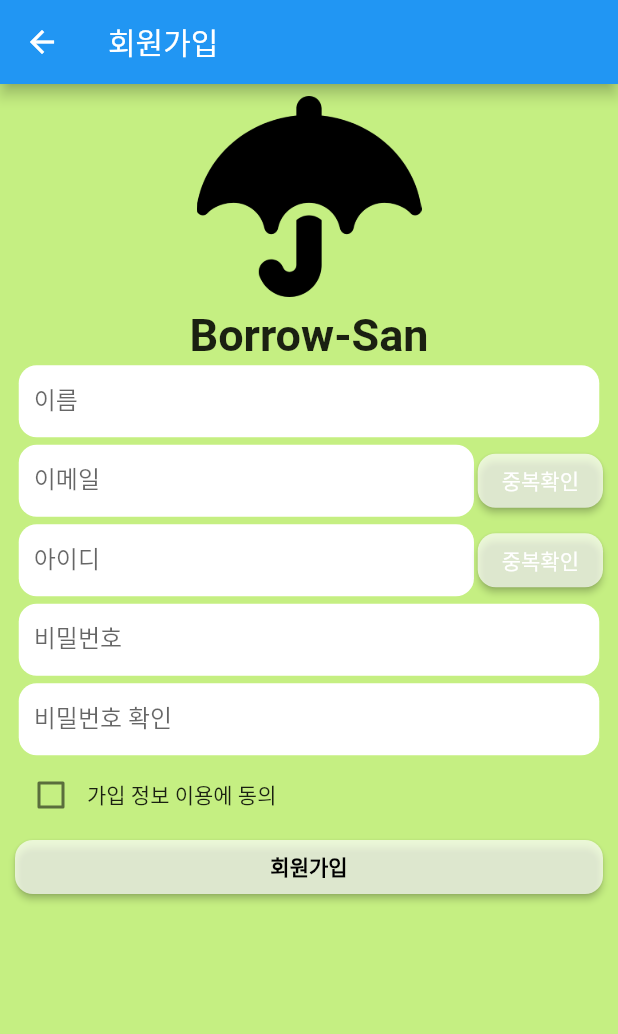
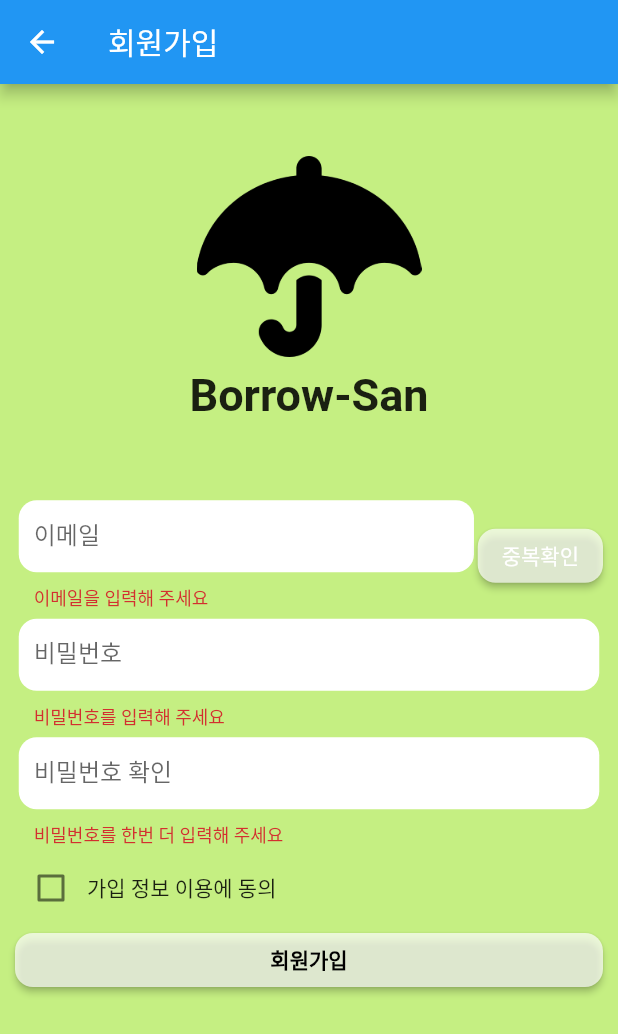
Before and after one commit to Borrow-San/flutter_project, a Flutter app: the SignUp screen opened directly, after a tap on "회원가입", on a phone screen of 412 x 824 dp. Shown: the top 1034 px of the screen. Run offline on Flutter 3.47's test engine with Material 2 defaults, Android fonts, the phone set to English and light mode, and no system bars; our stand-ins replace dio, flutter_secure_storage; missing offline and left inert: flutter_naver_map, qr_code_scanner; accounts and stored records are empty; network calls fail.

Commit message:
03.02.10:43 앱 회원가입 기능 구현

```diff
--- a/lib/screen/3_signup.dart
+++ b/lib/screen/3_signup.dart
@@ -1,8 +1,10 @@
+import 'dart:convert';
+
+import 'package:dio/dio.dart';
 import 'package:flutter/material.dart';
-import 'package:flutter_keyboard_visibility/flutter_keyboard_visibility.dart';
 import 'package:flutter_project/widgets/basic_button.dart';
 import 'package:flutter_project/widgets/input_box.dart';
-import 'package:flutter_project/widgets/logo.dart';
+import 'package:flutter_project/widgets/show_logo.dart';
 
 import '../const/constants.dart';
 
@@ -14,7 +16,12 @@ class SignUp extends StatefulWidget {
 }
 
 class _SignUpState extends State<SignUp> {
+  final GlobalKey<FormState> formKey = GlobalKey();
   double height = 0;
+  bool logoAppear = true;
+  String? email;
+  String? password;
+  String? passwordCheck;
 
   @override
   Widget build(BuildContext context) {
@@ -26,40 +33,29 @@ class _SignUpState extends State<SignUp> {
       body: SingleChildScrollView(
         child: Padding(
           padding: EdgeInsets.symmetric(horizontal: 10.0),
+          child: Form(
+            key: formKey,
             child: Column(
               crossAxisAlignment: CrossAxisAlignment.stretch,
               children: [
-              Logo(),
-              InputBox(
-                obscureText: false,
-                labelText: "이름",
-                onSaved: (value) {},
-                hintText: "이름",
-                isValidatorValueEmpty: "이름을 입력해 주세요",
-              ),
+                SizedBox(height: 40.0),
+                showLogo(logoAppear),
                 Row(
                   children: [
                     Flexible(
                       child: InputBox(
+                        onTap: () {
+                          setState(() {
+                            logoAppear = false;
+                          });
+                        },
                         obscureText: false,
                         labelText: "이메일",
-                      onSaved: (value) {},
+                        onSaved: (value) {
+                          email = value;
+                        },
                         hintText: "이메일",
                         isValidatorValueEmpty: "이메일을 입력해 주세요",
-                    ),
-                  ),
-                  DuplicateCheckButton(),
-                ],
-              ),
-              Row(
-                children: [
-                  Flexible(
-                    child: InputBox(
-                      obscureText: false,
-                      labelText: "아이디",
-                      onSaved: (value) {},
-                      hintText: "아이디",
-                      isValidatorValueEmpty: "아이디를 입력해 주세요",
                       ),
                     ),
                     DuplicateCheckButton(),
@@ -68,14 +64,18 @@ class _SignUpState extends State<SignUp> {
                 InputBox(
                   obscureText: true,
                   labelText: "비밀번호",
-                onSaved: (value) {},
+                  onSaved: (value) {
+                    password = value;
+                  },
                   hintText: "비밀번호",
                   isValidatorValueEmpty: "비밀번호를 입력해 주세요",
                 ),
                 InputBox(
                   obscureText: true,
                   labelText: "비밀번호 확인",
-                onSaved: (value) {},
+                  onSaved: (value) {
+                    passwordCheck = value;
+                  },
                   hintText: "비밀번호 확인",
                   isValidatorValueEmpty: "비밀번호를 한번 더 입력해 주세요",
                 ),
@@ -87,15 +87,120 @@ class _SignUpState extends State<SignUp> {
                 ),
                 BasicButton(
                   buttonTitle: "회원가입",
-                onPressed: () => Navigator.push(
-                  context,
-                  MaterialPageRoute(
-                    builder: (context) => SignUp(),
-                  ),
-                ),
+                  onPressed: () async {
+                    if (formKey.currentState!.validate()) {
+                      formKey.currentState!.save();
+                      print("email : $email");
+                      print("password : $password");
+                      print("passwordCheck : $passwordCheck");
+                    }
+                    if (password != passwordCheck) {
+                      showDialog(
+                        context: context,
+                        builder: (context) {
+                          return AlertDialog(
+                            title: Text("비밀번호가 일치하지 않습니다"),
+                            actions: [
+                              ElevatedButton(
+                                onPressed: () {
+                                  Navigator.of(context).pop();
+                                },
+                                child: Text("확인"),
+                              )
+                            ],
+                          );
+                        },
+                      );
+                    } else {
+                      Map signupInfo = {'email': email, 'password': password};
+                      final response = await Dio().post(
+                        'http://10.0.2.2:8000/users/register',
+                        data: jsonEncode(signupInfo),
+                      );
+                      if (response.data['msg'] == null) {
+                        showDialog(
+                          context: context,
+                          builder: (context) {
+                            return AlertDialog(
+                              title: Text("서버가 반응하지 않습니다"),
+                              actions: [
+                                ElevatedButton(
+                                  onPressed: () {
+                                    Navigator.of(context).pop();
+                                  },
+                                  child: Text("확인"),
+                                )
+                              ],
+                            );
+                          },
+                        );
+                      } else if (response.data['msg'] ==
+                          "SUCCESS: 회원가입이 완료되었습니다") {
+                        showDialog(
+                          context: context,
+                          builder: (context) {
+                            return AlertDialog(
+                              title: Text("회원가입이 완료되었습니다."),
+                              actions: [
+                                ElevatedButton(
+                                  onPressed: () {
+                                    // Navigator.push(
+                                    //   context,
+                                    //   MaterialPageRoute(
+                                    //     builder: (context) => Login(),
+                                    //   ),
+                                    // );
+                                    Navigator.of(context).pop();
+                                  },
+                                  child: Text("확인"),
+                                )
+                              ],
+                            );
+                          },
+                        );
+                      } else if (response.data['msg'] ==
+                          "FAILURE: 회원가입이 실패하였습니다") {
+                        showDialog(
+                          context: context,
+                          builder: (context) {
+                            return AlertDialog(
+                              title: Text("회원가입이 실패하였습니다"),
+                              actions: [
+                                ElevatedButton(
+                                  onPressed: () {
+                                    Navigator.of(context).pop();
+                                  },
+                                  child: Text("확인"),
+                                )
+                              ],
+                            );
+                          },
+                        );
+                      } else if (response.data['msg'] ==
+                          "FAILURE: 이메일이 이미 존재합니다") {
+                        showDialog(
+                          context: context,
+                          builder: (context) {
+                            return AlertDialog(
+                              title: Text("이메일이 이미 존재합니다"),
+                              actions: [
+                                ElevatedButton(
+                                  onPressed: () {
+                                    Navigator.of(context).pop();
+                                  },
+                                  child: Text("확인"),
+                                )
+                              ],
+                            );
+                          },
+                        );
+                      }
+                    }
+                  },
                 ),
                 SizedBox(height: height),
               ],
+            ),
           ),
         ),
       ),
--- /dev/null
+++ b/lib/widgets/show_logo.dart
@@ -0,0 +1,20 @@
+import 'package:flutter/material.dart';
+import 'package:flutter_project/widgets/logo.dart';
+
+
+Widget showLogo(logoAppear) {
+  if (logoAppear) {
+    return Column(
+      children: [
+        Logo(),
+        SizedBox(
+          height: 50.0,
+        ),
+      ],
+    );
+  } else {
+    return SizedBox(
+      height: 20.0,
+    );
+  }
+}
```
Also changed, not shown: lib/screen/2_login.dart (+2 -18 lines). Lines whose indentation alone changed are shown as unchanged.
